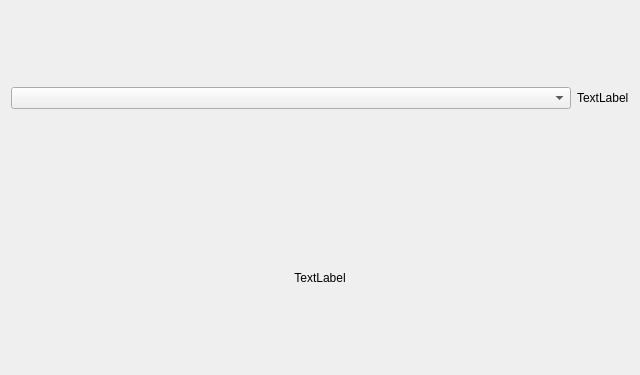
epcpower/st, file epyq/widgets/enum.ui: the form before one commit.
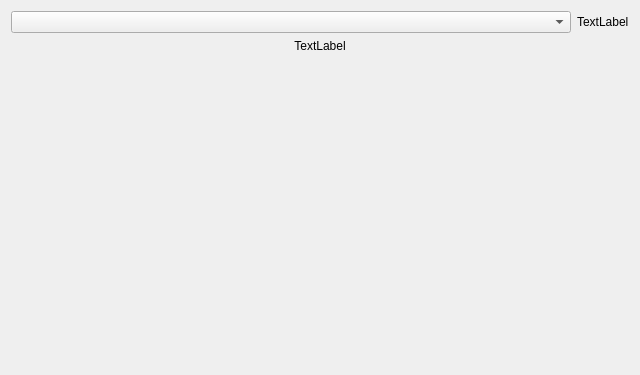
The form after the commit.

Commit message:
Tidy up widget label alignment and preferred widths
Before: {F171}
After: {F173}

Ref T183

```diff
--- a/epyq/widgets/enum.ui
+++ b/epyq/widgets/enum.ui
@@ -15,7 +15,7 @@
   </property>
   <layout class="QHBoxLayout" name="horizontalLayout_2">
    <item>
-    <layout class="QVBoxLayout" name="verticalLayout" stretch="0,0">
+    <layout class="QVBoxLayout" name="verticalLayout" stretch="0,1">
      <item>
       <layout class="QHBoxLayout" name="horizontalLayout">
        <item>
@@ -43,7 +43,7 @@
         <string>TextLabel</string>
        </property>
        <property name="alignment">
-        <set>Qt::AlignCenter</set>
+        <set>Qt::AlignHCenter|Qt::AlignTop</set>
        </property>
       </widget>
      </item>
```
The commit also changes 6 other files.
